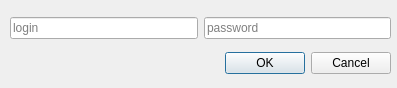
First picture: the form in src/scrobblersettings.ui, repository loimu/exo, before the edit.
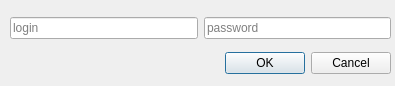
Second picture: the form after the edit.

Commit message: lyrics dialog initial changes

```diff
--- a/src/scrobblersettings.ui
+++ b/src/scrobblersettings.ui
@@ -6,8 +6,8 @@
    <rect>
     <x>0</x>
     <y>0</y>
-    <width>397</width>
-    <height>88</height>
+    <width>395</width>
+    <height>86</height>
    </rect>
   </property>
   <property name="windowTitle">
```
Left out of the diff: 4 changed lines with no effect on the pictures. The commit also changes 4 other files.
